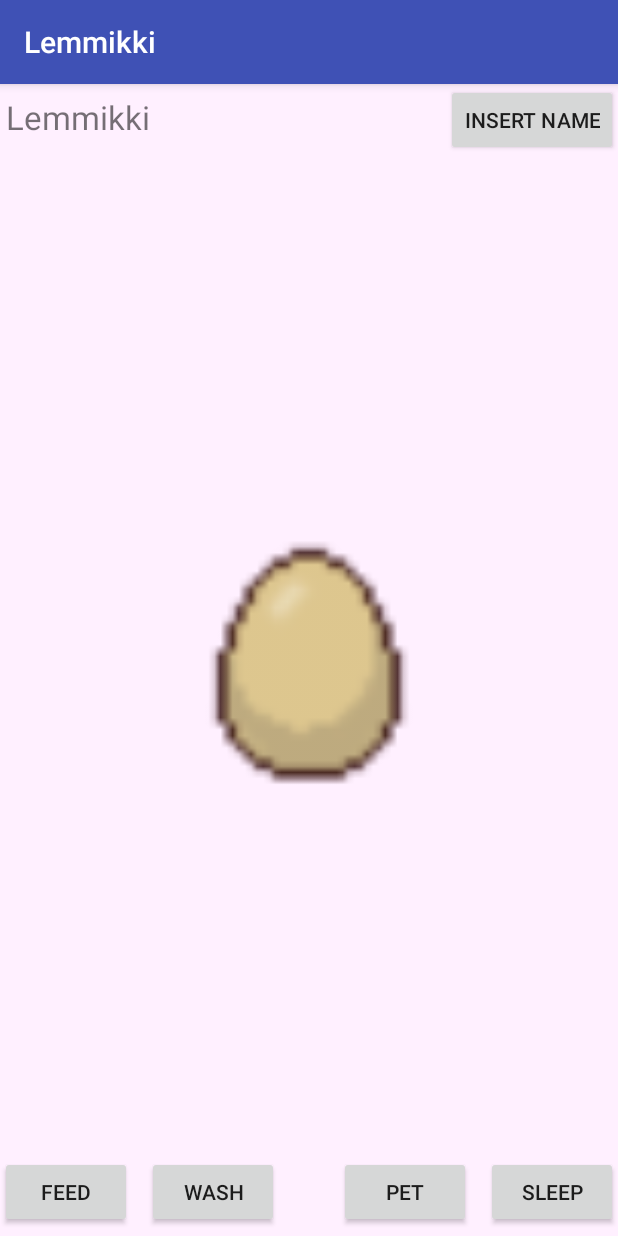
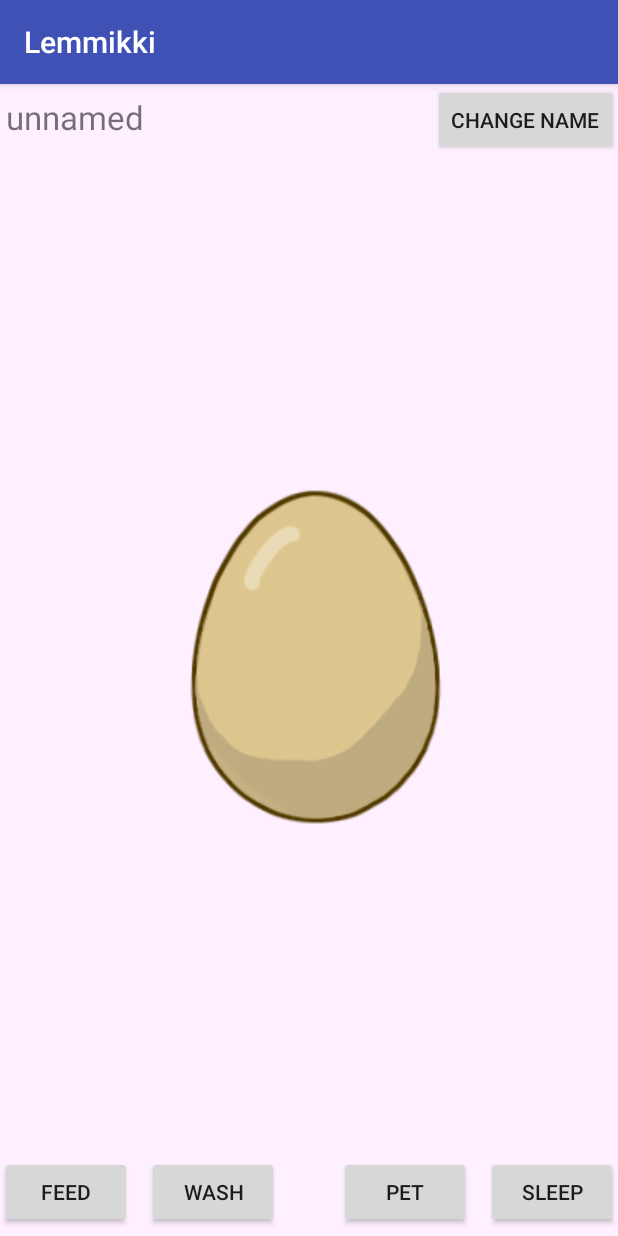
Before and after one commit to ToveVirtanen/Lemmikki, an Android app: the screen it shows after launch (MainActivity), on a phone screen of 412 x 824 dp. Run offline under Robolectric (Android 15) with nearby library versions, the phone set to English and light mode, and no system bars.

Commit message:
Это самая последняя и самая неработающая версия.

```diff
--- a/app/src/main/java/com/example/user/lemmikki/MainActivity.java
+++ b/app/src/main/java/com/example/user/lemmikki/MainActivity.java
@@ -1,10 +1,14 @@
 package com.example.user.lemmikki;
 
 import android.app.Activity;
+import android.content.Context;
+import android.content.SharedPreferences;
 import android.graphics.Color;
 import android.graphics.drawable.Drawable;
 import android.os.Bundle;
 import android.os.Handler;
+import android.preference.PreferenceManager;
+import android.util.Log;
 import android.view.View;
 import android.widget.Button;
 import android.widget.EditText;
@@ -13,27 +17,42 @@ import android.support.v7.app.AppCompatActivity;
 import android.widget.RelativeLayout;
 import android.widget.TextView;
 
-import static com.example.user.lemmikki.R.id.EditText1;
-import static com.example.user.lemmikki.R.id.button6;
+import static com.example.user.lemmikki.R.id.EditTextName;
+import static com.example.user.lemmikki.R.id.TextViewName;
+import static com.example.user.lemmikki.R.id.buttonFeed;
+import static com.example.user.lemmikki.R.id.buttonName;
+import static com.example.user.lemmikki.R.id.buttonPet;
+import static com.example.user.lemmikki.R.id.buttonSleep;
+import static com.example.user.lemmikki.R.id.buttonWash;
 import static com.example.user.lemmikki.R.id.main_container;
 
 public class MainActivity extends AppCompatActivity {
 
     Handler handler = new Handler();
-    int BackGroundColorCurr;
-    int CheckerEditText1 = 0;
+    int BackGroundColorCurr = 0;
+    int CheckerEditTextName = 0;
+    int AppOpenedBefore = 0;
+
 
     @Override
     protected void onCreate(Bundle savedInstanceState) {
         super.onCreate(savedInstanceState);
         setContentView(R.layout.activity_main);
 
+//      Restore preferences
+        TextView textViewName = (TextView) findViewById(R.id.TextViewName);
+        SharedPreferences settings = PreferenceManager.getDefaultSharedPreferences(this);
+//      settings=null;
+        if (settings!=null) {
+            textViewName.setText(settings.getString("name","unnamed"));
+        }
+
+
 
         final ImageView imageView = (ImageView) findViewById(R.id.egg);
 
-
-        Button button1 = (Button) findViewById(R.id.button1);
-        View.OnClickListener listener1 = new View.OnClickListener() {
+        Button buttonFeed = (Button) findViewById(R.id.buttonFeed);
+        View.OnClickListener listenerFeed = new View.OnClickListener() {
             @Override
             public void onClick(View v) {
                 if (BackGroundColorCurr == 0) {
@@ -47,10 +66,10 @@ public class MainActivity extends AppCompatActivity {
                 }
             }
         };
-        button1.setOnClickListener(listener1);
+        buttonFeed.setOnClickListener(listenerFeed);
 
-        Button button2 = (Button) findViewById(R.id.button2);
-        View.OnClickListener listener2 = new View.OnClickListener() {
+        Button buttonWash = (Button) findViewById(R.id.buttonWash);
+        View.OnClickListener listenerWash = new View.OnClickListener() {
             @Override
             public void onClick(View v) {
                 if (BackGroundColorCurr == 0) {
@@ -64,10 +83,10 @@ public class MainActivity extends AppCompatActivity {
                 }
             }
         };
-        button2.setOnClickListener(listener2);
+        buttonWash.setOnClickListener(listenerWash);
 
-        Button button3 = (Button) findViewById(R.id.button3);
-        View.OnClickListener listener3 = new View.OnClickListener() {
+        Button buttonPet = (Button) findViewById(R.id.buttonPet);
+        View.OnClickListener listenerPet = new View.OnClickListener() {
             @Override
             public void onClick(View v) {
                 if (BackGroundColorCurr==0) {
@@ -82,10 +101,10 @@ public class MainActivity extends AppCompatActivity {
             }
 
         };
-        button3.setOnClickListener(listener3);
+        buttonPet.setOnClickListener(listenerPet);
 
-        Button button4 = (Button) findViewById(R.id.button4);
-        View.OnClickListener listener4 = new View.OnClickListener() {
+        Button buttonSleep = (Button) findViewById(R.id.buttonSleep);
+        View.OnClickListener listenerSleep = new View.OnClickListener() {
             @Override
             public void onClick(View v){
                 if (BackGroundColorCurr==0) {
@@ -102,32 +121,57 @@ public class MainActivity extends AppCompatActivity {
             }
 
         };
-        button4.setOnClickListener(listener4);
+        buttonSleep.setOnClickListener(listenerSleep);
 
-        final Button button6 = (Button) findViewById(R.id.button6);
-        View.OnClickListener listener6 = new View.OnClickListener() {
+        final Button buttonName = (Button) findViewById(R.id.buttonName);
+        View.OnClickListener listenerName = new View.OnClickListener() {
             @Override
             public void onClick(View v) {
-                TextView textView3 = (TextView) findViewById(R.id.TextView3);
-                EditText editText1 = (EditText) findViewById(R.id.EditText1);
-                switch (CheckerEditText1) {
+                TextView TextViewName = (TextView) findViewById(R.id.TextViewName);
+                EditText editTextName = (EditText) findViewById(R.id.EditTextName);
+                switch (CheckerEditTextName) {
                     case 0:
-                        button6.setText("OK");
-                        textView3.setVisibility(View.INVISIBLE);
-                        editText1.setVisibility(View.VISIBLE);
-                        CheckerEditText1 = 1;
+                        buttonName.setText("Ok");
+                        TextViewName.setVisibility(View.INVISIBLE);
+                        editTextName.setVisibility(View.VISIBLE);
+                        CheckerEditTextName = 1;
                         break;
                     case 1:
-                        button6.setText("Change name");
-                        textView3.setText(editText1.getText().toString());
-                        editText1.setVisibility(View.INVISIBLE);
-                        textView3.setVisibility(View.VISIBLE);
-                        CheckerEditText1 = 0;
+                        buttonName.setText("Change name");
+                        TextViewName.setText(editTextName.getText().toString());
+                        editTextName.setVisibility(View.INVISIBLE);
+                        TextViewName.setVisibility(View.VISIBLE);
+                        CheckerEditTextName = 0;
                         break;
                     }
                 }
         };
-        button6.setOnClickListener(listener6);
+        buttonName.setOnClickListener(listenerName);
+
+//        final Button buttonDelSet = (Button) findViewById(R.id.buttonDelSet);
+//        View.OnClickListener listenerDelSet = new View.OnClickListener() {
+//            @Override
+//            public void onClick(View v) {
+//                settings=null;
+//            }
+//        };
+//        buttonDelSet.setOnClickListener(listenerDelSet);
     }
 
+    @Override
+    protected void onPause(){
+        super.onPause();
+        AppOpenedBefore = 1;
+        // We need an Editor object to make preference changes.
+        // All objects are from android.context.Context
+        SharedPreferences settings = PreferenceManager.getDefaultSharedPreferences(this);
+        SharedPreferences.Editor editor = settings.edit();
+        TextView nameTextView = (TextView) findViewById(R.id.TextViewName);
+        editor.putString("name", nameTextView.getText().toString());
+        // Commit the edits!
+        editor.apply();
+    }
+
+
+
 }
--- a/app/src/main/res/layout/activity_main.xml
+++ b/app/src/main/res/layout/activity_main.xml
@@ -10,7 +10,7 @@
 
 
     <TextView
-        android:id="@+id/TextView3"
+        android:id="@+id/TextViewName"
         android:layout_width="wrap_content"
         android:layout_height="wrap_content"
         android:text="Lemmikki"
@@ -20,7 +20,7 @@
         />
 
     <EditText
-        android:id="@+id/EditText1"
+        android:id="@+id/EditTextName"
         android:layout_width="wrap_content"
         android:layout_height="wrap_content"
         android:visibility="invisible"
@@ -29,7 +29,7 @@
 
 
     <Button
-        android:id="@+id/button1"
+        android:id="@+id/buttonFeed"
         android:layout_width="wrap_content"
         android:layout_height="wrap_content"
         android:text="Feed"
@@ -39,18 +39,18 @@
         />
 
     <Button
-        android:id="@+id/button2"
+        android:id="@+id/buttonWash"
         android:layout_width="wrap_content"
         android:layout_height="wrap_content"
         android:text="Wash"
         android:layout_alignParentBottom="true"
-        android:layout_toEndOf="@id/button1"
+        android:layout_toEndOf="@id/buttonFeed"
         android:layout_marginLeft="10dp"
         android:layout_marginBottom="5dp"
         />
 
     <Button
-        android:id="@+id/button4"
+        android:id="@+id/buttonSleep"
         android:layout_width="wrap_content"
         android:layout_height="wrap_content"
         android:text="Sleep"
@@ -60,19 +60,19 @@
         />
 
     <Button
-        android:id="@+id/button3"
+        android:id="@+id/buttonPet"
         android:layout_width="wrap_content"
         android:layout_height="wrap_content"
         android:text="Pet"
         android:layout_alignParentBottom="true"
-        android:layout_toStartOf="@id/button4"
+        android:layout_toStartOf="@id/buttonSleep"
         android:layout_marginRight="10dp"
         android:layout_marginBottom="5dp"
         />
 
 
     <Button
-        android:id="@+id/button5"
+        android:id="@+id/buttonSettings"
         android:layout_width="wrap_content"
         android:layout_height="wrap_content"
         android:text="Settings"
@@ -82,18 +82,28 @@
         />
 
     <Button
-        android:id="@+id/button6"
+        android:id="@+id/buttonName"
         android:layout_width="wrap_content"
         android:layout_height="wrap_content"
         android:layout_alignParentEnd="true"
-        android:text="Insert name"
+        android:text="Change Name"
         android:visibility="visible"
+        />
+
+    <Button
+        android:id="@+id/buttonDeleteSettings"
+        android:layout_width="wrap_content"
+        android:layout_height="wrap_content"
+        android:layout_alignParentEnd="true"
+        android:layout_below="@id/buttonName"
+        android:text="Delete Settings"
+        android:visibility="invisible"
         />
 
     <ImageView
         android:id="@+id/egg"
-        android:layout_width="200dp"
-        android:layout_height="195dp"
+        android:layout_width="256dp"
+        android:layout_height="256dp"
         android:src="@drawable/egg"
         android:layout_centerVertical="true"
         android:layout_centerHorizontal="true"/>
```
Also changed, not shown: app/src/main/res/drawable/egg.png, app/src/main/res/drawable/lovable.png, app/src/main/res/drawable/stars.png, app/src/main/res/drawable/washable.png.
